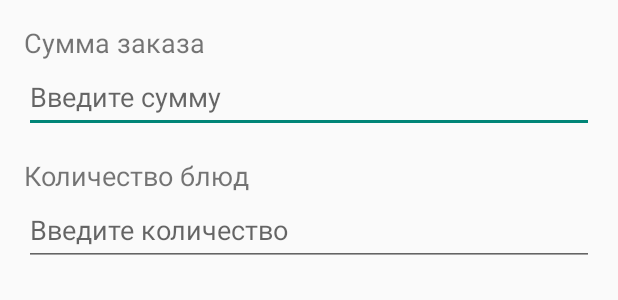
After one commit to Ammaril/TipCalc, an Android app built with Jetpack Compose: the layout activity_main.xml on its own in the app's theme, with its tools: preview values and no code run, on a phone screen of 412 x 824 dp. The commit adds this screen. Shown: the top 300 px of the screen. Run offline under Robolectric (Android 15) with nearby library versions, the phone set to English and light mode, and no system bars.

Commit message:
Add input fields for bill amount and number of items

```diff
--- a/app/build.gradle.kts
+++ b/app/build.gradle.kts
@@ -33,6 +33,7 @@ android {
     }
     buildFeatures {
         compose = true
+        viewBinding = true
     }
 }
 
--- /dev/null
+++ b/app/src/main/res/layout/activity_main.xml
@@ -0,0 +1,43 @@
+<?xml version="1.0" encoding="utf-8"?>
+<LinearLayout xmlns:android="http://schemas.android.com/apk/res/android"
+    xmlns:tools="http://schemas.android.com/tools"
+    android:layout_width="match_parent"
+    android:layout_height="match_parent"
+    android:orientation="vertical"
+    android:padding="16dp"
+    tools:context=".MainActivity">
+
+    <TextView
+        android:id="@+id/tvOrderAmount"
+        android:layout_width="wrap_content"
+        android:layout_height="wrap_content"
+        android:text="@string/order_amount"
+        android:textSize="18sp" />
+
+    <EditText
+        android:id="@+id/etOrderAmount"
+        android:layout_width="match_parent"
+        android:layout_height="wrap_content"
+        android:hint="@string/enter_amount"
+        android:inputType="numberDecimal"
+        android:minHeight="48dp"
+        android:autofillHints="" />
+
+    <TextView
+        android:id="@+id/tvDishesCount"
+        android:layout_width="wrap_content"
+        android:layout_height="wrap_content"
+        android:layout_marginTop="16dp"
+        android:text="@string/dishes_count"
+        android:textSize="18sp" />
+
+    <EditText
+        android:id="@+id/etDishesCount"
+        android:layout_width="match_parent"
+        android:layout_height="wrap_content"
+        android:hint="@string/enter_dishes_count"
+        android:inputType="number"
+        android:minHeight="48dp"
+        android:autofillHints="" />
+
+</LinearLayout>
--- a/app/src/main/res/values/strings.xml
+++ b/app/src/main/res/values/strings.xml
@@ -1,3 +1,7 @@
 <resources>
     <string name="app_name">TipCalc</string>
+    <string name="order_amount">Сумма заказа</string>
+    <string name="enter_amount">Введите сумму</string>
+    <string name="dishes_count">Количество блюд</string>
+    <string name="enter_dishes_count">Введите количество</string>
 </resources>
```
Also changed, not shown: app/src/main/java/com/example/tipcalc/MainActivity.kt (+6 -35 lines).
